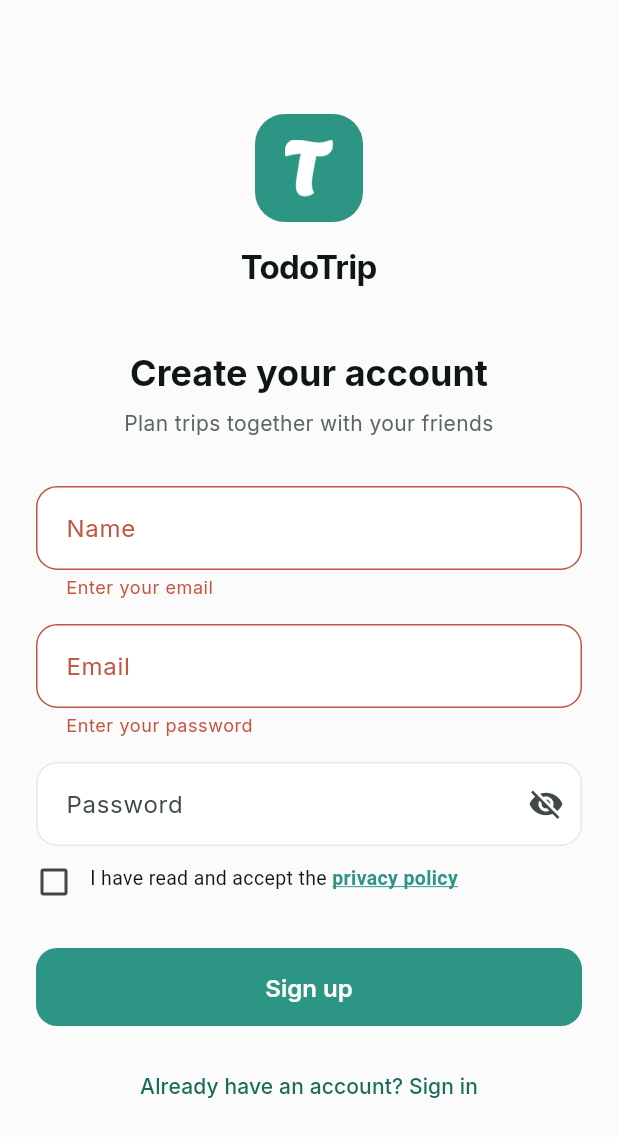
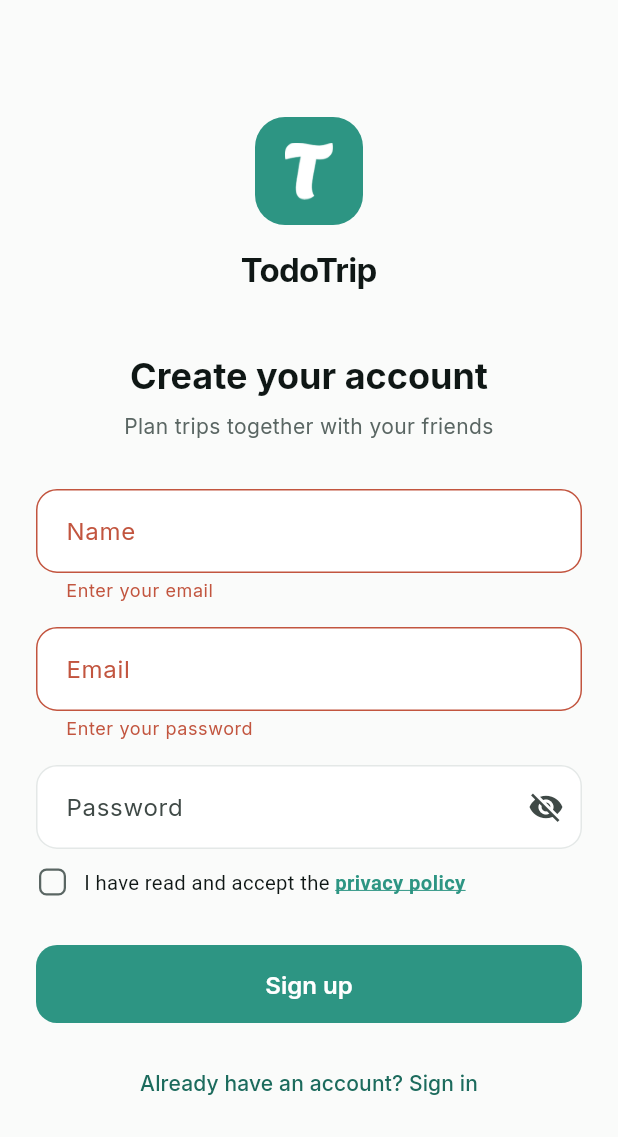
Before and after one commit to ghiacciolodev/ToDoTrip, a Flutter app: the screen it shows after launch, after a tap on "Skip", after a tap on "Sign in", after a tap on "Don't have an account? Sign up", on a phone screen of 412 x 824 dp. Shown: the top 1137 px of the screen. Run offline on Flutter 3.47's test engine with Material 3 defaults, Android fonts, the phone set to English and light mode, and no system bars; our stand-ins replace dio, flutter_map, flutter_riverpod, flutter_secure_storage, freezed_annotation, geolocator and 5 more; missing offline and left inert: dio_cache_interceptor, flutter_map_cache, flutter_map_marker_cluster; network calls fail.

Commit message:
straighten the consent row and give titles a weight

```diff
--- a/mobile/lib/core/theme/app_theme.dart
+++ b/mobile/lib/core/theme/app_theme.dart
@@ -79,6 +79,18 @@ abstract final class AppTheme {
         elevation: 0,
         scrolledUnderElevation: 0,
         centerTitle: true,
+        // Set here rather than left to titleLarge, which is 22 at regular
+        // weight: a screen title in the same weight as body text has to rely on
+        // size alone to read as a heading, and at this size that is not enough.
+        // Smaller and bolder reads as a title and takes up less of the top of
+        // every screen. One place, so all the app bars stay identical.
+        titleTextStyle: TextStyle(
+          fontFamily: _fontFamily,
+          fontSize: 20,
+          fontWeight: FontWeight.w700,
+          letterSpacing: -0.5,
+          color: AppColors.ink,
+        ),
       ),
 
       cardTheme: CardThemeData(
--- a/mobile/lib/features/auth/presentation/auth_screen.dart
+++ b/mobile/lib/features/auth/presentation/auth_screen.dart
@@ -332,6 +332,13 @@ class _Logo extends StatelessWidget {
   }
 }
 
+/// One line of the consent sentence, in logical pixels.
+///
+/// Shared by the sentence and the box beside it: they have to be the same
+/// height or the row reads as crooked.
+const _consentLineHeight = 20.0;
+const _consentFontSize = 13.5;
+
 /// The consent tick, with the policy one tap away.
 ///
 /// A [FormField] rather than a bare [Checkbox] so it fails validation in the
@@ -368,9 +375,13 @@ class _PrivacyConsent extends StatelessWidget {
               child: Row(
                 crossAxisAlignment: CrossAxisAlignment.start,
                 children: [
+                  // Exactly one line of the sentence tall, so the box centres
+                  // against the first line instead of against the paragraph.
+                  // Start-aligning a 24-high box next to a 20-high line is what
+                  // made this row look crooked.
                   SizedBox(
-                    height: 24,
-                    width: 24,
+                    height: _consentLineHeight,
+                    width: 22,
                     child: Checkbox(
                       value: value,
                       // Handled by the row: two tap targets stacked on each
@@ -380,10 +391,17 @@ class _PrivacyConsent extends StatelessWidget {
                         state.didChange(checked ?? false);
                       },
                       activeColor: theme.colorScheme.primary,
+                      side: const BorderSide(
+                        color: AppColors.inkMuted,
+                        width: 1.5,
+                      ),
+                      shape: RoundedRectangleBorder(
+                        borderRadius: BorderRadius.circular(5),
+                      ),
                       materialTapTargetSize: MaterialTapTargetSize.shrinkWrap,
                     ),
                   ),
-                  const SizedBox(width: 12),
+                  const SizedBox(width: 10),
                   Expanded(child: _ConsentSentence()),
                 ],
               ),
@@ -391,7 +409,8 @@ class _PrivacyConsent extends StatelessWidget {
           ),
           if (state.hasError)
             Padding(
-              padding: const EdgeInsets.only(left: 36, top: 4),
+              // Under the sentence, not under the box.
+              padding: const EdgeInsets.only(left: 32, top: 4),
               child: Text(
                 state.errorText!,
                 style: TextStyle(color: theme.colorScheme.error, fontSize: 12),
@@ -434,7 +453,11 @@ class _ConsentSentenceState extends State<_ConsentSentence> {
       context,
     ).push(MaterialPageRoute<void>(builder: (_) => const PrivacyScreen()));
 
-    final base = TextStyle(fontSize: 13, color: AppColors.ink);
+    final base = TextStyle(
+      fontSize: _consentFontSize,
+      height: _consentLineHeight / _consentFontSize,
+      color: AppColors.ink,
+    );
     // A translation that dropped the placeholder would otherwise lose the link
     // entirely; plain text is a worse outcome than a broken one is a crash.
     if (at < 0) return Text(sentence, style: base);
```
Also changed, not shown: docs/brand/Calendar.png (deleted), docs/brand/add join trip.png (deleted), docs/brand/groupinfo.png (deleted), docs/brand/lists.png (deleted), docs/brand/money.png (deleted), docs/brand/settings.png (deleted), docs/brand/todo.png (deleted), docs/brand/tripslists.png (deleted), 2 other files.
